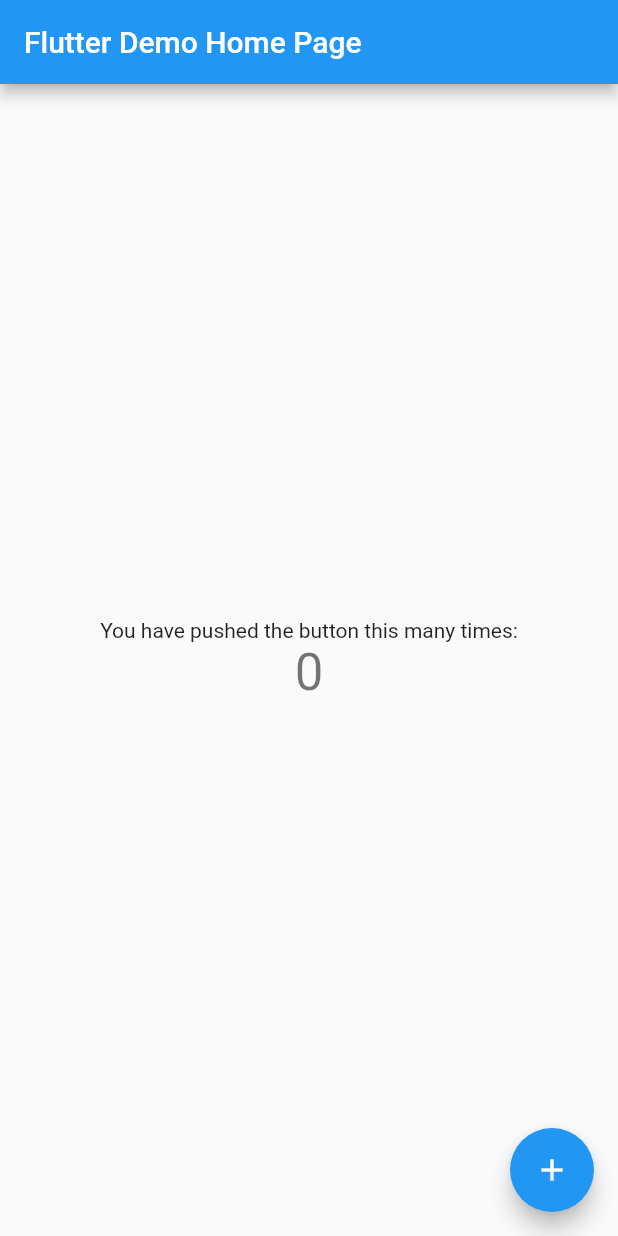
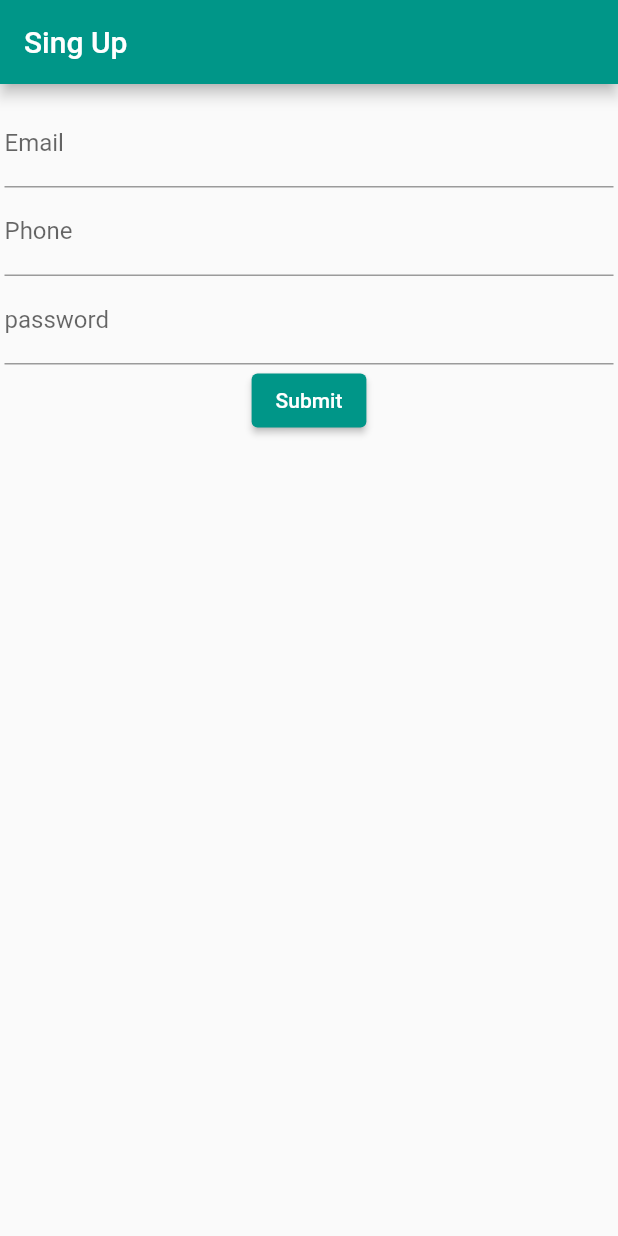
Before and after one commit to iheb44/gstock, a Flutter app: the screen it shows after launch, on a phone screen of 412 x 824 dp. Run offline on Flutter 3.47's test engine with Material 2 defaults, Android fonts, the phone set to English and light mode, and no system bars.

Commit message:
code
sing up

```diff
--- a/lib/main.dart
+++ b/lib/main.dart
@@ -1,4 +1,5 @@
 import 'package:flutter/material.dart';
+import 'singup.dart';
 
 void main() {
   runApp(const MyApp());
@@ -10,57 +11,12 @@ class MyApp extends StatelessWidget {
   @override
   Widget build(BuildContext context) {
     return MaterialApp(
-      title: 'Flutter Demo',
+      title: 'Sing-up',
       theme: ThemeData(
         // is not restarted.
-        primarySwatch: Colors.blue,
+        primarySwatch: Colors.teal,
       ),
-      home: const MyHomePage(title: 'Flutter Demo Home Page'),
+      home: singup(),
     );
   }
 }
-
-class MyHomePage extends StatefulWidget {
-  const MyHomePage({Key? key, required this.title}) : super(key: key);
-
-  final String title;
-
-  @override
-  State<MyHomePage> createState() => _MyHomePageState();
-}
-
-class _MyHomePageState extends State<MyHomePage> {
-  int _counter = 0;
-
-  void _incrementCounter() {
-    setState(() {});
-  }
-
-  @override
-  Widget build(BuildContext context) {
-    return Scaffold(
-      appBar: AppBar(
-        title: Text(widget.title),
-      ),
-      body: Center(
-        child: Column(
-          mainAxisAlignment: MainAxisAlignment.center,
-          children: <Widget>[
-            const Text(
-              'You have pushed the button this many times:',
-            ),
-            Text(
-              '$_counter',
-              style: Theme.of(context).textTheme.headline4,
-            ),
-          ],
-        ),
-      ),
-      floatingActionButton: FloatingActionButton(
-        onPressed: _incrementCounter,
-        tooltip: 'Increment',
-        child: const Icon(Icons.add),
-      ), // This trailing comma makes auto-formatting nicer for build methods.
-    );
-  }
-}
--- /dev/null
+++ b/lib/singup.dart
@@ -0,0 +1,89 @@
+import 'package:flutter/material.dart';
+
+class singup extends StatefulWidget {
+  @override
+  State<singup> createState() => _singup();
+}
+
+class _singup extends State<singup> {
+  final _formKey = GlobalKey<FormState>();
+
+  String _username = "z";
+  String phone = "";
+  String password = "";
+
+  @override
+  Widget build(BuildContext context) {
+    return Scaffold(
+      appBar: AppBar(
+        title: Text("Sing Up"),
+      ),
+      body: Container(
+        padding: EdgeInsets.fromLTRB(3, 10, 3, 10),
+        child: Form(
+          key: _formKey,
+          child: Column(
+            crossAxisAlignment: CrossAxisAlignment.start,
+            children: [
+              TextFormField(
+                decoration: InputDecoration(labelText: "Email"),
+                validator: (String? value) {
+                  if (value == null || value.isEmpty) {
+                    return "Email is required";
+                  }
+                  return null;
+                },
+                onChanged: (String? value) {
+                  setState(() {
+                    _username = value.toString();
+                  });
+                },
+              ),
+              TextFormField(
+                decoration: InputDecoration(labelText: "Phone"),
+                validator: (String? value) {
+                  if (value == null || value.isEmpty) {
+                    return "phone is required";
+                  }
+                  return null;
+                },
+                onChanged: (String? value) {
+                  setState(() {
+                    phone = value.toString();
+                  });
+                },
+              ),
+              TextFormField(
+                decoration: InputDecoration(labelText: "password"),
+                validator: (String? value) {
+                  if (value == null || value.isEmpty) {
+                    return "password is required";
+                  }
+                  return null;
+                },
+                onChanged: (String? value) {
+                  setState(() {
+                    password = value.toString();
+                  });
+                },
+              ),
+              Center(
+                child: ElevatedButton(
+                  onPressed: () {
+                    print(_username);
+                    if (_formKey.currentState!.validate()) {
+                      ScaffoldMessenger.of(context).showSnackBar(
+                        SnackBar(content: Text("Sumbimited")),
+                      );
+                    }
+                  },
+                  child: const Text('Submit'),
+                ),
+              ),
+            ],
+          ),
+        ),
+      ),
+    );
+  }
+}
```
Also changed, not shown: lib/costumewidget.dart (added, +17 -0 lines).
